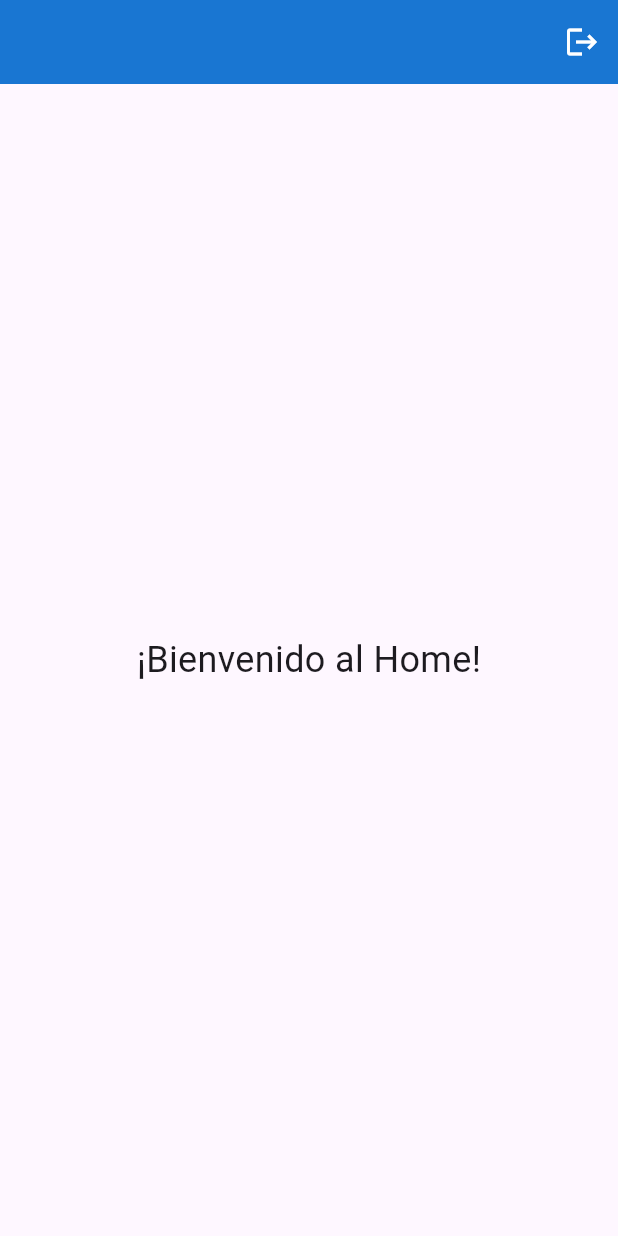
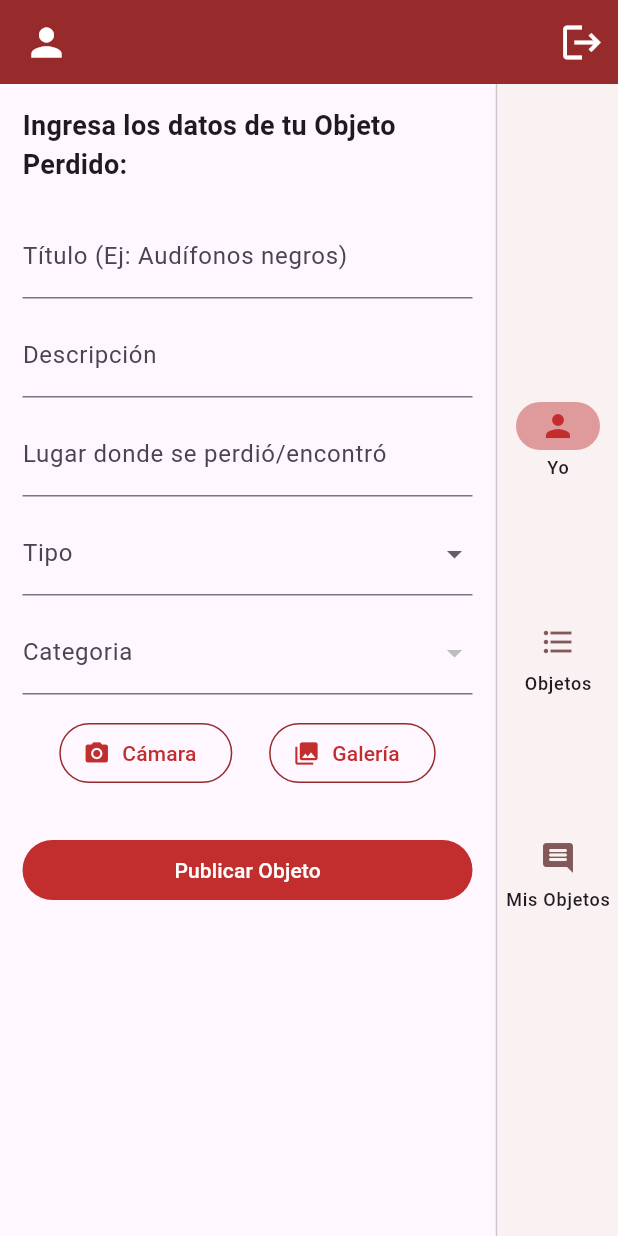
Before and after one commit to abneraraoscordova-dev/flutter_abner_cristian_1, a Flutter app: the screen it shows once a user with an empty profile is signed in, on a phone screen of 412 x 824 dp. Run offline on Flutter 3.47's test engine with Material 3 defaults, Android fonts, the phone set to English and light mode, and no system bars; our stand-ins replace cloud_firestore, firebase_auth, firebase_core, google_sign_in, image_picker; accounts and stored records are empty.

Commit message:
ventana usuario y ventana objeto
actualice la ventana usuarios y la de objetos, perimitiendo que se añadan objetos a la base firestore y que se puedan ver en la pestaña de objetos(aun falta la vista a detalles)

```diff
--- /dev/null
+++ b/lib/app_colors.dart
@@ -0,0 +1,21 @@
+import 'package:flutter/material.dart';
+
+class AppColors {
+
+  static const Color cfondo = Color.fromARGB(255, 250, 242, 242);
+
+
+  static const Color cappbar = Color.fromARGB(255, 151, 43, 43);
+
+
+  static const Color cbotones = Color.fromARGB(255, 194, 46, 46);
+
+
+  static const Color cbordes = Color.fromARGB(255, 237, 194, 194);
+
+  static const Color cIndicador = Color.fromARGB(255, 223, 155, 155);
+
+  static const Color tarjetas = Color.fromARGB(255, 255, 255, 255);
+  static const Color textoOscuro = Color.fromARGB(255, 56, 17, 17);
+  static const Color textoSecundario = Color.fromARGB(255, 130, 88, 88);
+}
--- a/lib/main.dart
+++ b/lib/main.dart
@@ -17,7 +17,8 @@ class MyApp extends StatelessWidget {
   @override
   Widget build(BuildContext context) {
     return MaterialApp(
-      title: 'Flutter Demo',
+      debugShowCheckedModeBanner: false,
+      title: 'Objetos Perdidos',
       theme: ThemeData(
         // This is the theme of your application.
         //
--- a/lib/pages/auth_wrapper.dart
+++ b/lib/pages/auth_wrapper.dart
@@ -17,7 +17,7 @@ class AuthWrapper extends StatelessWidget{
             body: Center(child: CircularProgressIndicator()),
           );
         }
-        // Si hay un usuario conectado, lo manda al Home
+
         if (snapshot.hasData) {
           return const HomePage();
         }
--- /dev/null
+++ b/lib/pages/perfil_pages.dart
@@ -0,0 +1,270 @@
+import 'package:flutter/material.dart';
+import 'package:flutter_abner_cristian_1/app_colors.dart';
+import '../services/firestore_service.dart';
+import 'dart:convert';
+import 'package:image_picker/image_picker.dart';
+
+class PerfilPages extends StatefulWidget {
+  const PerfilPages({super.key});
+
+  @override
+  State<PerfilPages> createState() => PerfilPagesState();
+}
+
+class PerfilPagesState extends State<PerfilPages> {
+
+  final nombreCtrl = TextEditingController();
+  final descripcionCtrl = TextEditingController();
+  final lugarCtrl = TextEditingController();
+
+  String? tipoSelec;
+  String? categoriaSelec;
+
+  bool guardando = false;
+  Map<String, dynamic> errores = {};
+
+  List<String>categorias =  [];
+  bool cargandoCategorias = true;
+
+
+  String? fotoBase64;
+
+  Future<void> seleccionarFoto(ImageSource origen) async {
+    final ImagePicker picker = ImagePicker();
+    final XFile? imagen = await picker.pickImage(
+      source: origen,
+      maxWidth: 800,
+      maxHeight: 800,
+      imageQuality: 50,
+    );
+
+    if (imagen != null) {
+      final bytes = await imagen.readAsBytes();
+      setState(() {
+        fotoBase64 = base64Encode(bytes);
+      });
+    }
+  }
+
+
+
+
+   @override
+  void initState() {
+
+    super.initState();
+    cargarCatego();
+  }
+
+  Future<void>cargarCatego() async {
+    final categoriasObtenidas = await FirestoreService().obtenerCategorias();
+    if (mounted){
+      setState(() {
+        categorias = categoriasObtenidas;
+        cargandoCategorias = false;
+      });
+    }
+  }
+  void limpiarForm() {
+    nombreCtrl.clear();
+    descripcionCtrl.clear();
+    lugarCtrl.clear();
+    setState(() {
+      tipoSelec= null;
+      categoriaSelec = null;
+
+      fotoBase64 = null;
+      errores = {};
+    });
+  }
+
+  @override
+  void dispose() {
+    nombreCtrl.dispose();
+    descripcionCtrl.dispose();
+    lugarCtrl.dispose();
+    super.dispose();
+  }
+
+  Widget build(BuildContext context) {
+    if(cargandoCategorias){
+      return Center(child: CircularProgressIndicator());
+    }
+    return Padding(
+      padding: EdgeInsetsGeometry.all(15),
+      child: Form(
+        child: ListView(
+          children: [
+            Text('Ingresa los datos de tu Objeto Perdido:',
+            style: TextStyle(fontSize: 18, fontWeight: FontWeight.bold),
+            ),
+            SizedBox(height:20),
+            TextFormField(
+              controller: nombreCtrl,
+              decoration: InputDecoration(
+                labelText: 'Título (Ej: Audífonos negros)',
+                errorText: errores['nombre']?[0],
+              ),
+            ),
+            SizedBox(height: 10),
+
+            TextFormField(
+              controller: descripcionCtrl,
+              decoration: InputDecoration(
+                labelText: 'Descripción',
+                errorText: errores['descripcion']?[0],
+              ),
+            ),
+            SizedBox(height: 10),
+            TextFormField(
+              controller: lugarCtrl,
+              decoration: InputDecoration(
+                labelText: 'Lugar donde se perdió/encontró',
+                errorText: errores['lugar']?[0],
+              ),
+            ),
+
+          //tipo
+            SizedBox(height: 10,),
+
+            DropdownButtonFormField<String>(
+              value: tipoSelec,
+              decoration: InputDecoration(
+                labelText: 'Tipo',
+                errorText: errores['tipo']?[0],
+              ), // InputDecoration
+              items: ['Perdido', 'Encontrado'].map((String valor) {
+                return DropdownMenuItem<String>(
+                  value: valor,
+                  child: Text(valor),
+                ); // DropdownMenuItem
+              }).toList(),
+              onChanged: (value) => setState(() => tipoSelec = value),
+            ),
+
+          //categoria
+            SizedBox(height: 10),
+            DropdownButtonFormField<String>(
+              value: categoriaSelec,
+              decoration: InputDecoration(
+                labelText: 'Categoria',
+                errorText: errores['categoria']?[0],
+              ),
+              items: categorias.map((String categ){
+                return DropdownMenuItem<String>(
+                  value: categ,
+                  child: Text(categ),
+                );
+              }).toList(),
+              onChanged: (value) => setState(() => categoriaSelec = value),
+
+            ),
+
+          //foto
+          SizedBox(height: 15),
+            Row(
+              mainAxisAlignment: MainAxisAlignment.spaceEvenly,
+              children: [
+                OutlinedButton.icon(
+                  style: OutlinedButton.styleFrom(
+                    foregroundColor: AppColors.cbotones,
+                    side:  BorderSide(color: AppColors.cappbar)
+
+                  ),
+                  onPressed: () => seleccionarFoto(ImageSource.camera),
+                  icon: Icon(Icons.camera_alt),
+                  label: Text('Cámara'),
+                ),
+
+                OutlinedButton.icon(
+                  style: OutlinedButton.styleFrom(
+                    foregroundColor: AppColors.cbotones,
+                    side:  BorderSide(color: AppColors.cappbar)
+
+                  ),
+                  onPressed: () => seleccionarFoto(ImageSource.gallery),
+                  icon: Icon(Icons.photo_library),
+                  label: Text('Galería'),
+                ),
+              ],
+            ),
+
+            if (fotoBase64 != null) ...[
+              SizedBox(height: 10),
+              Image.memory(
+                base64Decode(fotoBase64!),
+                height: 150,
+                fit: BoxFit.cover,
+              ),
+            ],
+
+            if (errores['foto'] != null)
+              Padding(
+                padding: EdgeInsets.only(top: 5),
+                child: Text(
+                  errores['foto'][0],
+                  style: TextStyle(color: Colors.red, fontSize: 12),
+                ),
+              ),
+
+
+
+
+
+            //boton
+            SizedBox(height: 30),
+            FilledButton(
+              style: FilledButton.styleFrom(
+                backgroundColor: AppColors.cbotones,
+                foregroundColor: AppColors.cbordes,
+              ),
+              onPressed: () async{
+                if(guardando){
+                  return;
+                }
+                guardando = true;
+                final mensaje = ScaffoldMessenger.of(context);
+
+                try{
+                  var respuesta = await FirestoreService().publicar(
+                    titulo: nombreCtrl.text.trim(),
+                    descripcion: descripcionCtrl.text.trim(),
+                     tipo: tipoSelec ?? '',
+                     categoria: categoriaSelec ?? '',
+                     lugar: lugarCtrl.text.trim(),
+                     foto: fotoBase64 ?? '',
+                     );
+
+                    //el usuario se sale
+                    if(!context.mounted){
+                      return;
+                    }
+                    if(respuesta.containsKey('errors')){
+                      setState(() {
+                        errores = respuesta['errors'];
+                      });
+                      return;
+                    }
+
+                    limpiarForm();
+
+                    mensaje.showSnackBar(
+                      SnackBar(
+                        duration: Duration(seconds: 3),
+                        backgroundColor: AppColors.cIndicador,
+                        content: Text('Objeto publicado en Firebase'),
+                      ),
+                    );
+                }finally {
+                  guardando = false;
+              }
+              },
+              child: Text('Publicar Objeto',style: TextStyle(color: Colors.white),),
+            ),
+
+          ],
+        ),
+      ),
+    );
+  }
+}
--- a/lib/pages/principal.dart
+++ b/lib/pages/principal.dart
@@ -1,49 +1,11 @@
-import 'package:firebase_auth/firebase_auth.dart';
 import 'package:flutter/material.dart';
-import 'package:google_sign_in/google_sign_in.dart';
+import '../widgets/menu.dart'; // Llama a tu diseño modular
 
-class HomePage extends StatefulWidget {
+class HomePage extends StatelessWidget {
   const HomePage({super.key});
 
   @override
-  State<HomePage> createState() => _HomePageState();
-}
-
-class _HomePageState extends State<HomePage> {
-  User? user;
-
-  @override
-  void initState() {
-    super.initState();
-    // Leemos quién está conectado
-    setState(() {
-      user = FirebaseAuth.instance.currentUser;
-    });
-  }
-
-  @override
   Widget build(BuildContext context) {
-    return Scaffold(
-      appBar: AppBar(
-        title: Text(
-          user?.email ?? 'Cargando...',
-          style: const TextStyle(color: Colors.white),
-        ),
-        backgroundColor: Colors.blue.shade700,
-        actions: [
-          IconButton(
-            icon: const Icon(Icons.logout, color: Colors.white),
-            onPressed: () async {
-              // Cerramos sesión de Firebase y de Google
-              await GoogleSignIn().signOut();
-              await FirebaseAuth.instance.signOut();
-            },
-          ),
-        ],
-      ),
-      body: const Center(
-        child: Text('¡Bienvenido al Home!', style: TextStyle(fontSize: 24)),
-      ),
-    );
+    return const Menu();
   }
 }
--- /dev/null
+++ b/lib/services/firestore_service.dart
@@ -0,0 +1,88 @@
+import 'package:cloud_firestore/cloud_firestore.dart';
+import 'package:firebase_auth/firebase_auth.dart';
+
+class FirestoreService {
+  final FirebaseFirestore base = FirebaseFirestore.instance;
+
+  Stream<QuerySnapshot> obtenerPublicaciones() {
+    return base
+        .collection('publicaciones')
+        .orderBy('fechaCreacion', descending: true)
+        .snapshots();
+  }
+
+  Future<List<String>> obtenerCategorias() async {
+    try{
+      QuerySnapshot snapshot = await base.collection('categorias').get();
+      // Transforma los documentos de Firebase en una lista simple de Strings
+      return snapshot.docs.map((doc) => doc['nombre'].toString()).toList();
+
+    }catch(e){
+      print("Error al intentar obtener categorias $e");
+      return [];
+    }
+  }
+
+  //publicar
+  Future<Map<String, dynamic>> publicar({
+    required String titulo,
+    required String descripcion,
+    required String tipo,
+    required String categoria,
+    required String lugar,
+    required String foto,
+
+  })async{
+    Map<String, dynamic> erroresValidacion = {};
+
+    if (titulo.isEmpty) {
+      erroresValidacion['nombre'] = ['El título es obligatorio.'];
+    }
+    if (descripcion.isEmpty) {
+      erroresValidacion['descripcion'] = ['La descripción es obligatoria.'];
+    }
+    if (tipo.isEmpty) {
+      erroresValidacion['tipo'] = ['Debe seleccionar un tipo.'];
+    }
+    if (categoria.isEmpty) {
+      erroresValidacion['categoria'] = ['Debe seleccionar una categoría.'];
+    }
+    if (lugar.isEmpty) {
+      erroresValidacion['lugar'] = ['El lugar es obligatorio.'];
+    }
+    if (foto.isEmpty){
+      erroresValidacion['foto'] = ['Debe agregar una foto del objeto.'];
+    }
+
+    // Si encontramos campos vacíos, frenamos todo y devolvemos los errores a la pantala
+    if (erroresValidacion.isNotEmpty) {
+      return {'errors': erroresValidacion};
+    }
+
+
+
+
+    try{
+      final User? usuario = FirebaseAuth.instance.currentUser;
+
+      await base.collection('publicaciones').add({
+        'titulo':titulo,
+        'descripcion':descripcion,
+        'tipo':tipo,
+        'categoria':categoria,
+        'lugar':lugar,
+        'foto': foto,
+        'estado': 'Vigente',
+        'autorNombre':usuario?.displayName ?? 'Anonimo',
+        'autorCorreo':usuario?.email ?? '',
+        'fechaCreacion': FieldValue.serverTimestamp(),
+
+      });
+      return {'estatus':'ok'};
+    }catch(e){
+      return{
+        'firebase':['Error al guardar en la base de datos: $e']
+      };
+    }
+  }
+}
--- /dev/null
+++ b/lib/widgets/menu.dart
@@ -0,0 +1,123 @@
+// import 'package:cloud_firestore/cloud_firestore.dart';
+import 'package:flutter/material.dart';
+import 'package:flutter_abner_cristian_1/app_colors.dart';
+import '../pages/perfil_pages.dart';
+import 'package:firebase_auth/firebase_auth.dart';
+import '../pages/objetos_pages.dart';
+class Menu extends StatefulWidget {
+  const Menu({super.key});
+
+  @override
+  State<Menu> createState() => _MenuState();
+}
+
+class _MenuState extends State<Menu> {
+
+  int indice = 0;
+
+
+  List<IconData> iconosTitulos = [
+    Icons.person,
+    Icons.view_list_outlined,
+    Icons.search,
+  ];
+
+  List<String> titulos = [
+    FirebaseAuth.instance.currentUser?.displayName ?? 'Mi perfil',
+    'Objetos Perdidos',
+    'Mis Objetos',
+
+  ];
+    // aqui iran las pantallas centrales que mostraran los datos, de momento soo son texto
+  final List <Widget> paginas = [
+    const PerfilPages(),
+    const ObjetosPages(),
+    const Text('Esta es la pestaña de Mis Objetos'),
+
+  ];
+
+
+
+  @override
+  Widget build(BuildContext context) {
+    return Scaffold(
+      appBar: AppBar(
+
+        actions: [
+        IconButton(
+         icon: const Icon(Icons.logout),
+         color: Colors.white,
+         iconSize: 30,
+        onPressed: () async => await FirebaseAuth.instance.signOut(),
+
+        ),
+      ],
+
+        title: Row(
+
+          children: [
+            Icon(iconosTitulos[indice], color: Colors.white, size: 30,),
+            SizedBox(width: 12),
+            Text(titulos[indice], style: TextStyle(color: Colors.white, fontSize: 20,) ,),
+          ],
+        ),
+        backgroundColor: AppColors.cappbar,
+        foregroundColor: AppColors.cbordes,
+      ),
+
+
+      body: Row(
+        children: [
+
+          Expanded(
+            child: Center(
+              child: paginas[indice],
+            ),
+          ),
+
+
+
+    const VerticalDivider(thickness: 1, width: 2),
+    NavigationRail(
+      selectedIndex: indice,
+      groupAlignment: 0.0,
+      onDestinationSelected: (int Index){
+        setState(() {
+          indice = Index;
+        });
+      },
+
+      backgroundColor: AppColors.cfondo,
+      indicatorColor: AppColors.cIndicador,
+      labelType: NavigationRailLabelType.all,
+
+      destinations: const[
+
+
+         NavigationRailDestination(
+           padding: EdgeInsets.symmetric(vertical: 40),
+            icon: Icon(Icons.person, color: AppColors.textoSecundario),
+            selectedIcon: Icon(Icons.person, color:AppColors.cbotones,),
+            label: Text('Yo'),
+
+           ),
+           NavigationRailDestination(
+            padding: EdgeInsets.symmetric(vertical: 40),
+            icon: Icon(Icons.format_list_bulleted, color:   AppColors.textoSecundario),
+            selectedIcon: Icon(Icons.format_list_bulleted, color:AppColors.cbotones,),
+            label: Text('Objetos'),
+           ),
+           NavigationRailDestination(
+            padding: EdgeInsets.symmetric(vertical: 40),
+            icon: Icon(Icons.insert_comment_rounded, color:AppColors.textoSecundario),
+            selectedIcon: Icon(Icons.insert_comment_rounded, color:AppColors.cbotones,),
+            label: Text('Mis Objetos'),
+            ),
+
+      ],
+    )
+]
+      ),
+    );
+  }
+}
--- a/pubspec.yaml
+++ b/pubspec.yaml
@@ -38,6 +38,7 @@ dependencies:
   firebase_auth: ^7.1.0
   cloud_firestore: ^7.2.0
   google_sign_in: ^6.2.1
+  image_picker: ^1.2.4
 
 dev_dependencies:
   flutter_test:
```
Also changed, not shown: lib/pages/login_page.dart (+9 -7 lines), lib/pages/objetos_pages.dart (added, +45 -0 lines), pubspec.lock, 2 other files.
